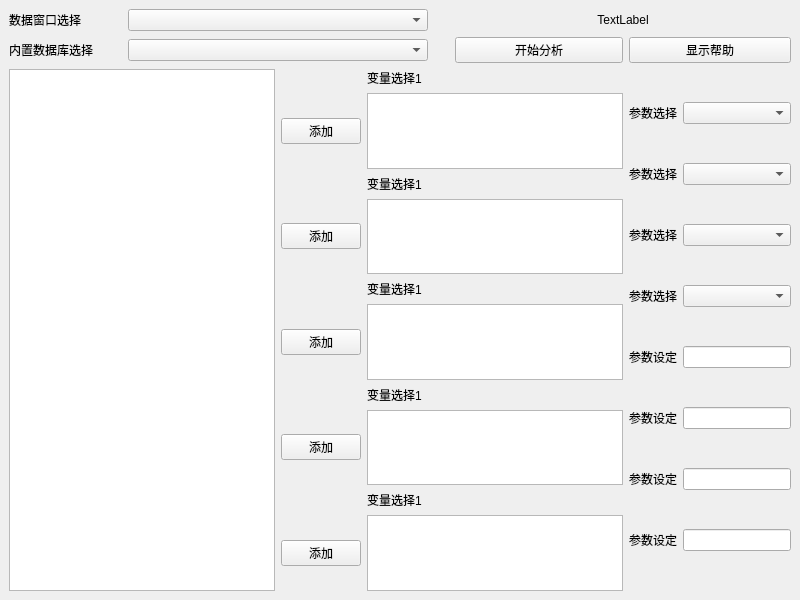
The window that pingouin_settings/parameter_setting/parameter_basic.ui (xfz329/FeatureAnalyzer) describes before a commit, drawn with Qt 5.
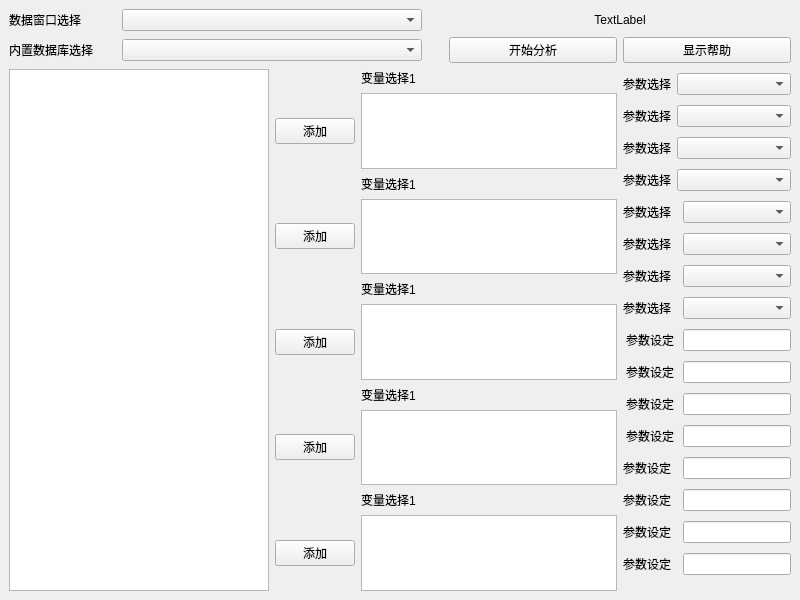
The same window after the commit.

Commit message: adjust the parameter ui file to enable more setting para

Patch:
```diff
--- a/pingouin_settings/parameter_setting/parameter_basic.ui
+++ b/pingouin_settings/parameter_setting/parameter_basic.ui
@@ -93,115 +93,6 @@
       </property>
      </widget>
     </item>
-    <item row="2" column="2" colspan="2">
-     <layout class="QGridLayout" name="gridLayout">
-      <item row="0" column="1">
-       <widget class="QLabel" name="label_l1">
-        <property name="text">
-         <string>变量选择1</string>
-        </property>
-       </widget>
-      </item>
-      <item row="1" column="0">
-       <widget class="QPushButton" name="pushButton_1">
-        <property name="text">
-         <string>添加</string>
-        </property>
-       </widget>
-      </item>
-      <item row="1" column="1">
-       <widget class="QListView" name="listView_1"/>
-      </item>
-     </layout>
-    </item>
-    <item row="3" column="2" colspan="2">
-     <layout class="QGridLayout" name="gridLayout_2">
-      <item row="1" column="0">
-       <widget class="QPushButton" name="pushButton_2">
-        <property name="text">
-         <string>添加</string>
-        </property>
-       </widget>
-      </item>
-      <item row="1" column="1">
-       <widget class="QListView" name="listView_2"/>
-      </item>
-      <item row="0" column="1">
-       <widget class="QLabel" name="label_l2">
-        <property name="text">
-         <string>变量选择1</string>
-        </property>
-       </widget>
-      </item>
-     </layout>
-    </item>
-    <item row="4" column="2" colspan="2">
-     <layout class="QGridLayout" name="gridLayout_3">
-      <item row="0" column="1">
-       <widget class="QLabel" name="label_l3">
-        <property name="text">
-         <string>变量选择1</string>
-        </property>
-       </widget>
-      </item>
-      <item row="1" column="1">
-       <widget class="QListView" name="listView_3"/>
-      </item>
-      <item row="1" column="0">
-       <widget class="QPushButton" name="pushButton_3">
-        <property name="text">
-         <string>添加</string>
-        </property>
-       </widget>
-      </item>
-     </layout>
-    </item>
-    <item row="5" column="2" colspan="2">
-     <layout class="QGridLayout" name="gridLayout_6">
-      <item row="0" column="1">
-       <widget class="QLabel" name="label_l4">
-        <property name="text">
-         <string>变量选择1</string>
-        </property>
-       </widget>
-      </item>
-      <item row="1" column="0">
-       <widget class="QPushButton" name="pushButton_4">
-        <property name="text">
-         <string>添加</string>
-        </property>
-       </widget>
-      </item>
-      <item row="1" column="1">
-       <widget class="QListView" name="listView_4"/>
-      </item>
-     </layout>
-    </item>
-    <item row="6" column="2" colspan="2">
-     <layout class="QGridLayout" name="gridLayout_7">
-      <item row="0" column="1">
-       <widget class="QLabel" name="label_l5">
-        <property name="text">
-         <string>变量选择1</string>
-        </property>
-       </widget>
-      </item>
-      <item row="1" column="1">
-       <widget class="QListView" name="listView_5">
-        <property name="enabled">
-         <bool>true</bool>
-        </property>
-       </widget>
-      </item>
-      <item row="1" column="0">
-       <widget class="QPushButton" name="pushButton_5">
-        <property name="text">
-         <string>添加</string>
-        </property>
-       </widget>
-      </item>
-     </layout>
-    </item>
     <item row="2" column="0" rowspan="5" colspan="2">
      <widget class="QListView" name="listView_all">
       <property name="sizePolicy">
@@ -218,6 +109,27 @@
       </property>
      </widget>
     </item>
+    <item row="2" column="2" colspan="2">
+     <layout class="QGridLayout" name="gridLayout">
+      <item row="0" column="1">
+       <widget class="QLabel" name="label_l1">
+        <property name="text">
+         <string>变量选择1</string>
+        </property>
+       </widget>
+      </item>
+      <item row="1" column="0">
+       <widget class="QPushButton" name="pushButton_1">
+        <property name="text">
+         <string>添加</string>
+        </property>
+       </widget>
+      </item>
+      <item row="1" column="1">
+       <widget class="QListView" name="listView_1"/>
+      </item>
+     </layout>
+    </item>
     <item row="2" column="4" rowspan="5">
      <layout class="QGridLayout" name="gridLayout_4">
       <item row="0" column="0">
@@ -236,7 +148,7 @@
         </property>
        </widget>
       </item>
-      <item row="0" column="1">
+      <item row="0" column="1" colspan="2">
        <widget class="QComboBox" name="comboBox_p1">
         <property name="sizePolicy">
          <sizepolicy hsizetype="Preferred" vsizetype="Fixed">
@@ -262,7 +174,7 @@
         </property>
        </widget>
       </item>
-      <item row="1" column="1">
+      <item row="1" column="1" colspan="2">
        <widget class="QComboBox" name="comboBox_p2">
         <property name="sizePolicy">
          <sizepolicy hsizetype="Preferred" vsizetype="Fixed">
@@ -288,7 +200,7 @@
         </property>
        </widget>
       </item>
-      <item row="2" column="1">
+      <item row="2" column="1" colspan="2">
        <widget class="QComboBox" name="comboBox_p3">
         <property name="sizePolicy">
          <sizepolicy hsizetype="Preferred" vsizetype="Fixed">
@@ -314,7 +226,7 @@
         </property>
        </widget>
       </item>
-      <item row="3" column="1">
+      <item row="3" column="1" colspan="2">
        <widget class="QComboBox" name="comboBox_p4">
         <property name="sizePolicy">
          <sizepolicy hsizetype="Preferred" vsizetype="Fixed">
@@ -325,6 +237,110 @@
        </widget>
       </item>
       <item row="4" column="0">
+       <widget class="QLabel" name="label_p5">
+        <property name="sizePolicy">
+         <sizepolicy hsizetype="Preferred" vsizetype="Preferred">
+          <horstretch>0</horstretch>
+          <verstretch>1</verstretch>
+         </sizepolicy>
+        </property>
+        <property name="text">
+         <string>参数选择</string>
+        </property>
+        <property name="alignment">
+         <set>Qt::AlignCenter</set>
+        </property>
+       </widget>
+      </item>
+      <item row="4" column="2">
+       <widget class="QComboBox" name="comboBox_p5">
+        <property name="sizePolicy">
+         <sizepolicy hsizetype="Preferred" vsizetype="Fixed">
+          <horstretch>0</horstretch>
+          <verstretch>1</verstretch>
+         </sizepolicy>
+        </property>
+       </widget>
+      </item>
+      <item row="5" column="0">
+       <widget class="QLabel" name="label_p6">
+        <property name="sizePolicy">
+         <sizepolicy hsizetype="Preferred" vsizetype="Preferred">
+          <horstretch>0</horstretch>
+          <verstretch>1</verstretch>
+         </sizepolicy>
+        </property>
+        <property name="text">
+         <string>参数选择</string>
+        </property>
+        <property name="alignment">
+         <set>Qt::AlignCenter</set>
+        </property>
+       </widget>
+      </item>
+      <item row="5" column="2">
+       <widget class="QComboBox" name="comboBox_p6">
+        <property name="sizePolicy">
+         <sizepolicy hsizetype="Preferred" vsizetype="Fixed">
+          <horstretch>0</horstretch>
+          <verstretch>1</verstretch>
+         </sizepolicy>
+        </property>
+       </widget>
+      </item>
+      <item row="6" column="0">
+       <widget class="QLabel" name="label_p7">
+        <property name="sizePolicy">
+         <sizepolicy hsizetype="Preferred" vsizetype="Preferred">
+          <horstretch>0</horstretch>
+          <verstretch>1</verstretch>
+         </sizepolicy>
+        </property>
+        <property name="text">
+         <string>参数选择</string>
+        </property>
+        <property name="alignment">
+         <set>Qt::AlignCenter</set>
+        </property>
+       </widget>
+      </item>
+      <item row="6" column="2">
+       <widget class="QComboBox" name="comboBox_p7">
+        <property name="sizePolicy">
+         <sizepolicy hsizetype="Preferred" vsizetype="Fixed">
+          <horstretch>0</horstretch>
+          <verstretch>1</verstretch>
+         </sizepolicy>
+        </property>
+       </widget>
+      </item>
+      <item row="7" column="0">
+       <widget class="QLabel" name="label_p8">
+        <property name="sizePolicy">
+         <sizepolicy hsizetype="Preferred" vsizetype="Preferred">
+          <horstretch>0</horstretch>
+          <verstretch>1</verstretch>
+         </sizepolicy>
+        </property>
+        <property name="text">
+         <string>参数选择</string>
+        </property>
+        <property name="alignment">
+         <set>Qt::AlignCenter</set>
+        </property>
+       </widget>
+      </item>
+      <item row="7" column="2">
+       <widget class="QComboBox" name="comboBox_p8">
+        <property name="sizePolicy">
+         <sizepolicy hsizetype="Preferred" vsizetype="Fixed">
+          <horstretch>0</horstretch>
+          <verstretch>1</verstretch>
+         </sizepolicy>
+        </property>
+       </widget>
+      </item>
+      <item row="8" column="0" colspan="2">
        <widget class="QLabel" name="label_s1">
         <property name="sizePolicy">
          <sizepolicy hsizetype="Preferred" vsizetype="Preferred">
@@ -340,7 +356,7 @@
         </property>
        </widget>
       </item>
-      <item row="4" column="1">
+      <item row="8" column="2">
        <widget class="QLineEdit" name="lineEdit_s1">
         <property name="sizePolicy">
          <sizepolicy hsizetype="Preferred" vsizetype="Fixed">
@@ -350,7 +366,7 @@
         </property>
        </widget>
       </item>
-      <item row="5" column="0">
+      <item row="9" column="0" colspan="2">
        <widget class="QLabel" name="label_s2">
         <property name="sizePolicy">
          <sizepolicy hsizetype="Preferred" vsizetype="Preferred">
@@ -366,7 +382,7 @@
         </property>
        </widget>
       </item>
-      <item row="5" column="1">
+      <item row="9" column="2">
        <widget class="QLineEdit" name="lineEdit_s2">
         <property name="sizePolicy">
          <sizepolicy hsizetype="Preferred" vsizetype="Fixed">
@@ -376,7 +392,7 @@
         </property>
        </widget>
       </item>
-      <item row="6" column="0">
+      <item row="10" column="0" colspan="2">
        <widget class="QLabel" name="label_s3">
         <property name="sizePolicy">
          <sizepolicy hsizetype="Preferred" vsizetype="Preferred">
@@ -392,7 +408,7 @@
         </property>
        </widget>
       </item>
-      <item row="6" column="1">
+      <item row="10" column="2">
        <widget class="QLineEdit" name="lineEdit_s3">
         <property name="sizePolicy">
          <sizepolicy hsizetype="Preferred" vsizetype="Fixed">
@@ -402,7 +418,7 @@
         </property>
        </widget>
       </item>
-      <item row="7" column="0">
+      <item row="11" column="0" colspan="2">
        <widget class="QLabel" name="label_s4">
         <property name="sizePolicy">
          <sizepolicy hsizetype="Preferred" vsizetype="Preferred">
@@ -418,13 +434,205 @@
         </property>
        </widget>
       </item>
-      <item row="7" column="1">
+      <item row="11" column="2">
        <widget class="QLineEdit" name="lineEdit_s4">
         <property name="sizePolicy">
          <sizepolicy hsizetype="Preferred" vsizetype="Fixed">
           <horstretch>0</horstretch>
           <verstretch>1</verstretch>
          </sizepolicy>
+        </property>
+       </widget>
+      </item>
+      <item row="12" column="0">
+       <widget class="QLabel" name="label_s5">
+        <property name="sizePolicy">
+         <sizepolicy hsizetype="Preferred" vsizetype="Preferred">
+          <horstretch>0</horstretch>
+          <verstretch>1</verstretch>
+         </sizepolicy>
+        </property>
+        <property name="text">
+         <string>参数设定</string>
+        </property>
+        <property name="alignment">
+         <set>Qt::AlignCenter</set>
+        </property>
+       </widget>
+      </item>
+      <item row="12" column="2">
+       <widget class="QLineEdit" name="lineEdit_s5">
+        <property name="sizePolicy">
+         <sizepolicy hsizetype="Preferred" vsizetype="Fixed">
+          <horstretch>0</horstretch>
+          <verstretch>1</verstretch>
+         </sizepolicy>
+        </property>
+       </widget>
+      </item>
+      <item row="13" column="0">
+       <widget class="QLabel" name="label_s6">
+        <property name="sizePolicy">
+         <sizepolicy hsizetype="Preferred" vsizetype="Preferred">
+          <horstretch>0</horstretch>
+          <verstretch>1</verstretch>
+         </sizepolicy>
+        </property>
+        <property name="text">
+         <string>参数设定</string>
+        </property>
+        <property name="alignment">
+         <set>Qt::AlignCenter</set>
+        </property>
+       </widget>
+      </item>
+      <item row="13" column="2">
+       <widget class="QLineEdit" name="lineEdit_s6">
+        <property name="sizePolicy">
+         <sizepolicy hsizetype="Preferred" vsizetype="Fixed">
+          <horstretch>0</horstretch>
+          <verstretch>1</verstretch>
+         </sizepolicy>
+        </property>
+       </widget>
+      </item>
+      <item row="14" column="0">
+       <widget class="QLabel" name="label_s7">
+        <property name="sizePolicy">
+         <sizepolicy hsizetype="Preferred" vsizetype="Preferred">
+          <horstretch>0</horstretch>
+          <verstretch>1</verstretch>
+         </sizepolicy>
+        </property>
+        <property name="text">
+         <string>参数设定</string>
+        </property>
+        <property name="alignment">
+         <set>Qt::AlignCenter</set>
+        </property>
+       </widget>
+      </item>
+      <item row="14" column="2">
+       <widget class="QLineEdit" name="lineEdit_s7">
+        <property name="sizePolicy">
+         <sizepolicy hsizetype="Preferred" vsizetype="Fixed">
+          <horstretch>0</horstretch>
+          <verstretch>1</verstretch>
+         </sizepolicy>
+        </property>
+       </widget>
+      </item>
+      <item row="15" column="0">
+       <widget class="QLabel" name="label_s8">
+        <property name="sizePolicy">
+         <sizepolicy hsizetype="Preferred" vsizetype="Preferred">
+          <horstretch>0</horstretch>
+          <verstretch>1</verstretch>
+         </sizepolicy>
+        </property>
+        <property name="text">
+         <string>参数设定</string>
+        </property>
+        <property name="alignment">
+         <set>Qt::AlignCenter</set>
+        </property>
+       </widget>
+      </item>
+      <item row="15" column="2">
+       <widget class="QLineEdit" name="lineEdit_s8">
+        <property name="sizePolicy">
+         <sizepolicy hsizetype="Preferred" vsizetype="Fixed">
+          <horstretch>0</horstretch>
+          <verstretch>1</verstretch>
+         </sizepolicy>
+        </property>
+       </widget>
+      </item>
+     </layout>
+    </item>
+    <item row="3" column="2" colspan="2">
+     <layout class="QGridLayout" name="gridLayout_2">
+      <item row="1" column="0">
+       <widget class="QPushButton" name="pushButton_2">
+        <property name="text">
+         <string>添加</string>
+        </property>
+       </widget>
+      </item>
+      <item row="1" column="1">
+       <widget class="QListView" name="listView_2"/>
+      </item>
+      <item row="0" column="1">
+       <widget class="QLabel" name="label_l2">
+        <property name="text">
+         <string>变量选择1</string>
+        </property>
+       </widget>
+      </item>
+     </layout>
+    </item>
+    <item row="4" column="2" colspan="2">
+     <layout class="QGridLayout" name="gridLayout_3">
+      <item row="0" column="1">
+       <widget class="QLabel" name="label_l3">
+        <property name="text">
+         <string>变量选择1</string>
+        </property>
+       </widget>
+      </item>
+      <item row="1" column="1">
+       <widget class="QListView" name="listView_3"/>
+      </item>
+      <item row="1" column="0">
+       <widget class="QPushButton" name="pushButton_3">
+        <property name="text">
+         <string>添加</string>
+        </property>
+       </widget>
+      </item>
+     </layout>
+    </item>
+    <item row="5" column="2" colspan="2">
+     <layout class="QGridLayout" name="gridLayout_6">
+      <item row="0" column="1">
+       <widget class="QLabel" name="label_l4">
+        <property name="text">
+         <string>变量选择1</string>
+        </property>
+       </widget>
+      </item>
+      <item row="1" column="0">
+       <widget class="QPushButton" name="pushButton_4">
+        <property name="text">
+         <string>添加</string>
+        </property>
+       </widget>
+      </item>
+      <item row="1" column="1">
+       <widget class="QListView" name="listView_4"/>
+      </item>
+     </layout>
+    </item>
+    <item row="6" column="2" colspan="2">
+     <layout class="QGridLayout" name="gridLayout_7">
+      <item row="0" column="1">
+       <widget class="QLabel" name="label_l5">
+        <property name="text">
+         <string>变量选择1</string>
+        </property>
+       </widget>
+      </item>
+      <item row="1" column="1">
+       <widget class="QListView" name="listView_5">
+        <property name="enabled">
+         <bool>true</bool>
+        </property>
+       </widget>
+      </item>
+      <item row="1" column="0">
+       <widget class="QPushButton" name="pushButton_5">
+        <property name="text">
+         <string>添加</string>
         </property>
        </widget>
       </item>
```
The commit also changes 3 other files.
